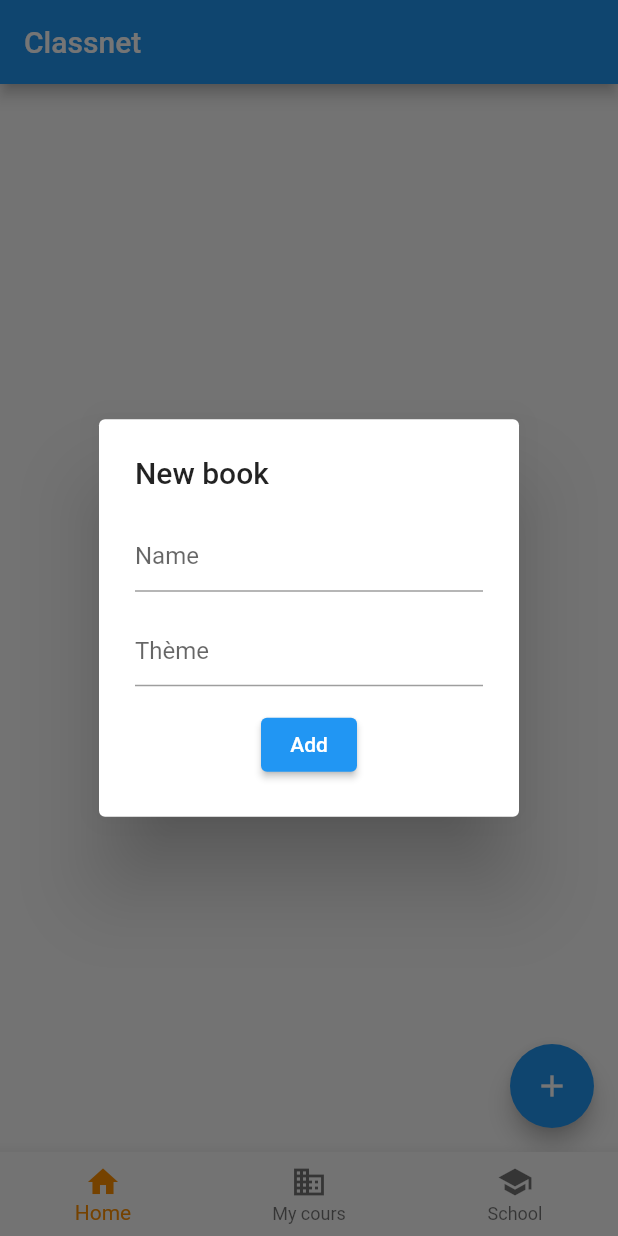
After one commit to jeremymartin87/classnet_app, a Flutter app: the screen it shows after launch, after a tap on the "add" icon, on a phone screen of 412 x 824 dp. The commit adds this screen. Run offline on Flutter 3.47's test engine with Material 2 defaults, Android fonts, the phone set to English and light mode, and no system bars; our stand-ins replace hive_flutter; accounts and stored records are empty.

Commit message:
back 1.0.4

```diff
--- /dev/null
+++ b/lib/course/view/all_cours.dart
@@ -0,0 +1,97 @@
+import 'package:classnet_app/course/widget/custom_list.dart';
+import 'package:flutter/material.dart';
+import 'package:classnet_app/model/hive/cours.dart';
+import 'package:classnet_app/main.dart';
+import 'package:hive_flutter/adapters.dart';
+
+
+class AllCours extends StatefulWidget {
+  const AllCours({Key? key}) : super(key: key);
+
+  @override
+  State<AllCours> createState() => _AllCoursState();
+}
+
+class _AllCoursState extends State<AllCours> {
+  final _name = TextEditingController();
+  final _theme = TextEditingController();
+
+  @override
+  Widget build(BuildContext context) {
+    return Scaffold(
+
+      body: ValueListenableBuilder(
+        valueListenable: Hive.box<Cours>('courbox').listenable(),
+        builder: (context, Box<Cours> box, _) {
+          if (box.values.isEmpty) {
+            return const Center(child: Text("No Cours"));
+          } else {
+
+            return ListView.builder(
+              itemCount: box.values.length,
+              itemExtent: 140,
+              itemBuilder: (context, index) {
+                var result = box.getAt(index);
+                return Container(
+                  padding: EdgeInsets.all(8.0),
+                  child: CustomListItem(
+                    name: result!.name,
+                    thumbnail: Container(
+                      decoration: const BoxDecoration(color: Colors.blue),
+                    ),
+                      theme: result.theme,
+                  ),
+                );
+              },
+            );
+          }
+        },
+      ),
+      floatingActionButton: FloatingActionButton(
+        child: const Icon(Icons.add),
+        onPressed: () => addNewBook(context),
+      ),
+    );
+  }
+
+  addNewBook(BuildContext context) {
+    showDialog(
+        context: context,
+        builder: (context) {
+          return AlertDialog(
+            title: const Text("New book"),
+            content: Column(
+              mainAxisSize: MainAxisSize.min,
+              children: [
+                TextFormField(
+                  controller: _name,
+                  decoration: const InputDecoration(hintText: 'Name'),
+                ),
+                const SizedBox(
+                  height: 15,
+                ),
+                TextFormField(
+                  controller: _theme,
+                  decoration: const InputDecoration(hintText: 'Thème'),
+                ),
+                const SizedBox(
+                  height: 15,
+                ),
+                ElevatedButton(
+                    onPressed: () async {
+                      await box!.put(
+                          DateTime.now().toString(),
+                          Cours(
+                            name: _theme.text,
+                            theme: _name.text,
+                          ));
+
+                      Navigator.pop(context);
+                    },
+                    child: const Text("Add")),
+              ],
+            ),
+          );
+        });
+  }
+}
--- /dev/null
+++ b/lib/l10n/intl_en.arb
@@ -0,0 +1,3 @@
+{
+  "My-cours" : "My cours"
+}
--- /dev/null
+++ b/lib/l10n/intl_fr.arb
@@ -0,0 +1,4 @@
+{
+
+  "My-cours" : "Mes cours"
+}
--- a/lib/main.dart
+++ b/lib/main.dart
@@ -1,85 +1,37 @@
-import 'dart:io';
-
 import 'package:flutter/material.dart';
 import 'package:hive_flutter/hive_flutter.dart';
+import 'package:hive_flutter/adapters.dart';
 
-import 'dart:io';
+import 'course/view/all_cours.dart';
+import 'model/hive/cours.dart';
+import 'navbar/bottom_navbar.dart';
 
-//part 'main.g.dart';
-
+Box? box;
 const darkModeBox = 'darkModeTutorial';
 
-@HiveType(typeId: 0)
-class Cour extends HiveObject {
-
-  @HiveField(0)
-  late String name;
-
-  @HiveField(1)
-  late String theme;
-
-}
-
 void main() async {
-  var path = Directory.current.path;
-  Hive
-    ..init(path);
-    //..registerAdapter(CourAdapter());
-
+  WidgetsFlutterBinding.ensureInitialized();
   await Hive.initFlutter();
-  await Hive.openBox(darkModeBox);
-
-  //var box = await Hive.openBox('testBox');
-
-  //box.put('name', 'Math');
-
-  //var name = box.get('name');
-
-  //print('Name: $name');
-
-  //print('Name: ${box.get('name')}');
-
-  var box = await Hive.openBox('myBox');
-
-  var cour = Cour()
-    ..name = 'Math'
-    ..theme = 'Chap1';
-  box.add(cour);
-
-  cour.save();
-  print(box.getAt(0));
-
+  Hive.registerAdapter(CoursAdapter());
+  box = await Hive.openBox<Cours>("courbox");
   runApp(MyApp());
 }
 
+class MyApp extends StatelessWidget {
+  const MyApp({super.key});
 
+  static const String _title = 'Classnet';
 
-class MyApp extends StatelessWidget {
   @override
   Widget build(BuildContext context) {
-    return ValueListenableBuilder(
-      valueListenable: Hive.box(darkModeBox).listenable(),
-      builder: (context, box, widget) {
-        var darkMode = box.get('darkMode', defaultValue: false);
-        return MaterialApp(
-          themeMode: darkMode ? ThemeMode.dark : ThemeMode.light,
-          darkTheme: ThemeData.dark(),
-          home: Scaffold(
-            appBar: AppBar(
-              title: Text("Test"),
-            ),
-            body: Center(
-              child: Switch(
-                value: darkMode,
-                onChanged: (val) {
-                  box.put('darkMode', !darkMode);
-                },
-              ),
-            ),
-          ),
-
-        );
-      },
+    return MaterialApp(
+      debugShowCheckedModeBanner: false,
+      title: _title,
+      home: Scaffold(
+        appBar: AppBar(title: const Text(_title)),
+        body: const AllCours(),
+        bottomNavigationBar: NavBar(),
+      ),
     );
   }
 }
--- /dev/null
+++ b/lib/model/hive/cours.dart
@@ -0,0 +1,31 @@
+import 'package:hive_flutter/adapters.dart';
+
+
+
+part 'cours.g.dart';
+
+
+@HiveType(typeId: 1)
+class Cours{
+
+  @HiveField(0)
+  final String name;
+
+  @HiveField(1)
+  final String theme;
+
+  const Cours({
+    required this.name,
+    required this.theme,
+  });
+
+  String toString() {
+    return '$name: $theme';
+  }
+
+  factory Cours.fromJson(dynamic map) {
+    return Cours(
+        name: map['id'] as String,
+        theme: map['name'] as String);
+  }
+}
--- /dev/null
+++ b/lib/navbar/bottom_navbar.dart
@@ -0,0 +1,27 @@
+import 'package:flutter/material.dart';
+
+class NavBar extends StatelessWidget {
+
+
+  @override
+  Widget build(BuildContext context) {
+    return BottomNavigationBar(
+        items: const <BottomNavigationBarItem>[
+          BottomNavigationBarItem(
+            icon: Icon(Icons.home),
+            label: 'Home',
+          ),
+          BottomNavigationBarItem(
+            icon: Icon(Icons.business),
+            label:'My cours',
+          ),
+          BottomNavigationBarItem(
+            icon: Icon(Icons.school),
+            label: 'School',
+          ),
+        ],
+        selectedItemColor: Colors.amber[800],
+    );
+  }
+
+}
```
Also changed, not shown: lib/course/widget/cours_description.dart (added, +55 -0 lines), lib/course/widget/custom_list.dart (added, +42 -0 lines), lib/course/widget/one_cours.dart (added, +36 -0 lines), lib/model/hive/cours.g.dart (added), pubspec.lock.
